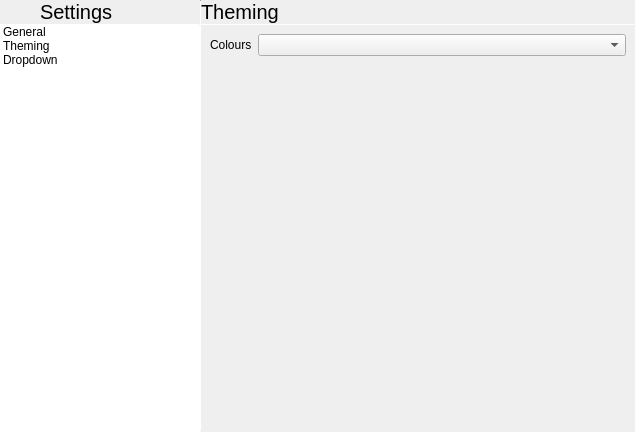
Before: the Qt Designer form terminal/settingswindow.ui in theCheeseboard/theterminal, drawn with Qt 5.
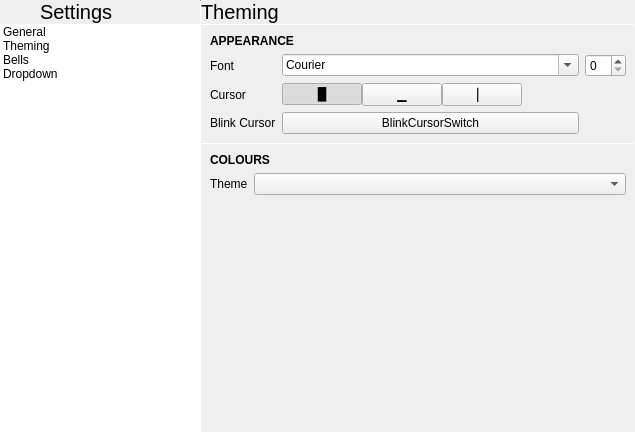
After: the same form once the commit is applied. The open tabs and pages were chosen to show the change. Icons and pictures are not drawn. Custom widgets are drawn as their Qt base class.

Patch:
```diff
--- a/terminal/settingswindow.ui
+++ b/terminal/settingswindow.ui
@@ -136,8 +136,10 @@
          <property name="text">
           <string>Theming</string>
          </property>
-         <property name="icon">
-          <iconset theme="draw-brush"/>
+        </item>
+        <item>
+         <property name="text">
+          <string>Bells</string>
          </property>
         </item>
         <item>
@@ -375,53 +377,509 @@
           </widget>
          </item>
          <item>
-          <layout class="QGridLayout" name="gridLayout_2">
-           <property name="leftMargin">
-            <number>9</number>
+          <widget class="QScrollArea" name="themingScrollArea">
+           <property name="frameShape">
+            <enum>QFrame::NoFrame</enum>
            </property>
-           <property name="topMargin">
-            <number>9</number>
+           <property name="widgetResizable">
+            <bool>true</bool>
            </property>
-           <property name="rightMargin">
-            <number>9</number>
+           <widget class="QWidget" name="scrollAreaWidgetContents">
+            <property name="geometry">
+             <rect>
+              <x>0</x>
+              <y>0</y>
+              <width>432</width>
+              <height>387</height>
+             </rect>
+            </property>
+            <layout class="QVBoxLayout" name="verticalLayout_5">
+             <property name="spacing">
+              <number>0</number>
+             </property>
+             <property name="leftMargin">
+              <number>0</number>
+             </property>
+             <property name="topMargin">
+              <number>0</number>
+             </property>
+             <property name="rightMargin">
+              <number>0</number>
+             </property>
+             <property name="bottomMargin">
+              <number>0</number>
+             </property>
+             <item>
+              <layout class="QGridLayout" name="gridLayout_4">
+               <property name="leftMargin">
+                <number>9</number>
+               </property>
+               <property name="topMargin">
+                <number>9</number>
+               </property>
+               <property name="rightMargin">
+                <number>9</number>
+               </property>
+               <property name="bottomMargin">
+                <number>9</number>
+               </property>
+               <property name="spacing">
+                <number>6</number>
+               </property>
+               <item row="2" column="1" colspan="2">
+                <widget class="QWidget" name="widget" native="true">
+                 <layout class="QHBoxLayout" name="horizontalLayout_4">
+                  <property name="spacing">
+                   <number>0</number>
+                  </property>
+                  <property name="leftMargin">
+                   <number>0</number>
+                  </property>
+                  <property name="topMargin">
+                   <number>0</number>
+                  </property>
+                  <property name="rightMargin">
+                   <number>0</number>
+                  </property>
+                  <property name="bottomMargin">
+                   <number>0</number>
+                  </property>
+                  <item>
+                   <widget class="QPushButton" name="blockCursor">
+                    <property name="text">
+                     <string notr="true">█</string>
+                    </property>
+                    <property name="checkable">
+                     <bool>true</bool>
+                    </property>
+                    <property name="checked">
+                     <bool>true</bool>
+                    </property>
+                    <property name="autoExclusive">
+                     <bool>true</bool>
+                    </property>
+                   </widget>
+                  </item>
+                  <item>
+                   <widget class="QPushButton" name="underlineCursor">
+                    <property name="text">
+                     <string>▁</string>
+                    </property>
+                    <property name="checkable">
+                     <bool>true</bool>
+                    </property>
+                    <property name="autoExclusive">
+                     <bool>true</bool>
+                    </property>
+                   </widget>
+                  </item>
+                  <item>
+                   <widget class="QPushButton" name="ibeamCursor">
+                    <property name="text">
+                     <string>▏</string>
+                    </property>
+                    <property name="checkable">
+                     <bool>true</bool>
+                    </property>
+                    <property name="autoExclusive">
+                     <bool>true</bool>
+                    </property>
+                   </widget>
+                  </item>
+                  <item>
+                   <spacer name="horizontalSpacer">
+                    <property name="orientation">
+                     <enum>Qt::Horizontal</enum>
+                    </property>
+                    <property name="sizeHint" stdset="0">
+                     <size>
+                      <width>40</width>
+                      <height>20</height>
+                     </size>
+                    </property>
+                   </spacer>
+                  </item>
+                 </layout>
+                </widget>
+               </item>
+               <item row="1" column="0">
+                <widget class="QLabel" name="label_12">
+                 <property name="text">
+                  <string>Font</string>
+                 </property>
+                </widget>
+               </item>
+               <item row="1" column="1">
+                <widget class="QFontComboBox" name="fontComboBox">
+                 <property name="sizePolicy">
+                  <sizepolicy hsizetype="Expanding" vsizetype="Fixed">
+                   <horstretch>0</horstretch>
+                   <verstretch>0</verstretch>
+                  </sizepolicy>
+                 </property>
+                 <property name="fontFilters">
+                  <set>QFontComboBox::MonospacedFonts</set>
+                 </property>
+                 <property name="currentFont">
+                  <font>
+                   <family>Hack</family>
+                  </font>
+                 </property>
+                </widget>
+               </item>
+               <item row="2" column="0">
+                <widget class="QLabel" name="label_13">
+                 <property name="text">
+                  <string>Cursor</string>
+                 </property>
+                </widget>
+               </item>
+               <item row="1" column="2">
+                <widget class="QSpinBox" name="currentFontSize"/>
+               </item>
+               <item row="0" column="0" colspan="3">
+                <widget class="QLabel" name="label_11">
+                 <property name="font">
+                  <font>
+                   <weight>75</weight>
+                   <bold>true</bold>
+                  </font>
+                 </property>
+                 <property name="text">
+                  <string>APPEARANCE</string>
+                 </property>
+                </widget>
+               </item>
+               <item row="3" column="0">
+                <widget class="QLabel" name="label_14">
+                 <property name="text">
+                  <string>Blink Cursor</string>
+                 </property>
+                </widget>
+               </item>
+               <item row="3" column="1">
+                <widget class="tSwitch" name="blinkCursorSwitch">
+                 <property name="text">
+                  <string notr="true">BlinkCursorSwitch</string>
+                 </property>
+                </widget>
+               </item>
+              </layout>
+             </item>
+             <item>
+              <widget class="Line" name="line_6">
+               <property name="maximumSize">
+                <size>
+                 <width>16777215</width>
+                 <height>1</height>
+                </size>
+               </property>
+               <property name="orientation">
+                <enum>Qt::Horizontal</enum>
+               </property>
+              </widget>
+             </item>
+             <item>
+              <layout class="QGridLayout" name="gridLayout_2">
+               <property name="leftMargin">
+                <number>9</number>
+               </property>
+               <property name="topMargin">
+                <number>9</number>
+               </property>
+               <property name="rightMargin">
+                <number>9</number>
+               </property>
+               <property name="bottomMargin">
+                <number>9</number>
+               </property>
+               <property name="spacing">
+                <number>6</number>
+               </property>
+               <item row="1" column="0">
+                <widget class="QLabel" name="label_8">
+                 <property name="text">
+                  <string>Theme</string>
+                 </property>
+                </widget>
+               </item>
+               <item row="2" column="0">
+                <spacer name="verticalSpacer_3">
+                 <property name="orientation">
+                  <enum>Qt::Vertical</enum>
+                 </property>
+                 <property name="sizeHint" stdset="0">
+                  <size>
+                   <width>20</width>
+                   <height>40</height>
+                  </size>
+                 </property>
+                </spacer>
+               </item>
+               <item row="0" column="0" colspan="2">
+                <widget class="QLabel" name="label_10">
+                 <property name="font">
+                  <font>
+                   <weight>75</weight>
+                   <bold>true</bold>
+                  </font>
+                 </property>
+                 <property name="text">
+                  <string>COLOURS</string>
+                 </property>
+                </widget>
+               </item>
+               <item row="1" column="1">
+                <widget class="QComboBox" name="coloursComboBox">
+                 <property name="sizePolicy">
+                  <sizepolicy hsizetype="Expanding" vsizetype="Fixed">
+                   <horstretch>0</horstretch>
+                   <verstretch>0</verstretch>
+                  </sizepolicy>
+                 </property>
+                </widget>
+               </item>
+              </layout>
+             </item>
+            </layout>
+           </widget>
+          </widget>
+         </item>
+        </layout>
+       </widget>
+       <widget class="QWidget" name="page_4">
+        <layout class="QVBoxLayout" name="verticalLayout_6">
+         <property name="spacing">
+          <number>0</number>
+         </property>
+         <property name="leftMargin">
+          <number>0</number>
+         </property>
+         <property name="topMargin">
+          <number>0</number>
+         </property>
+         <property name="rightMargin">
+          <number>0</number>
+         </property>
+         <property name="bottomMargin">
+          <number>0</number>
+         </property>
+         <item>
+          <widget class="QLabel" name="label_15">
+           <property name="font">
+            <font>
+             <pointsize>15</pointsize>
+            </font>
            </property>
-           <property name="bottomMargin">
+           <property name="text">
+            <string>Bells</string>
+           </property>
+           <property name="margin">
             <number>9</number>
            </property>
-           <property name="spacing">
-            <number>6</number>
+          </widget>
+         </item>
+         <item>
+          <widget class="Line" name="line_7">
+           <property name="orientation">
+            <enum>Qt::Horizontal</enum>
            </property>
-           <item row="0" column="0">
-            <widget class="QLabel" name="label_8">
-             <property name="text">
-              <string>Colours</string>
+          </widget>
+         </item>
+         <item>
+          <widget class="QScrollArea" name="scrollArea">
+           <property name="frameShape">
+            <enum>QFrame::NoFrame</enum>
+           </property>
+           <property name="widgetResizable">
+            <bool>true</bool>
+           </property>
+           <widget class="QWidget" name="scrollAreaWidgetContents_2">
+            <property name="geometry">
+             <rect>
+              <x>0</x>
+              <y>0</y>
+              <width>432</width>
+              <height>385</height>
+             </rect>
+            </property>
+            <layout class="QVBoxLayout" name="verticalLayout_7">
+             <property name="spacing">
+              <number>0</number>
              </property>
-            </widget>
-           </item>
-           <item row="0" column="1">
-            <widget class="QComboBox" name="coloursComboBox">
-             <property name="sizePolicy">
-              <sizepolicy hsizetype="Expanding" vsizetype="Fixed">
-               <horstretch>0</horstretch>
-               <verstretch>0</verstretch>
-              </sizepolicy>
+             <property name="leftMargin">
+              <number>0</number>
              </property>
-            </widget>
-           </item>
-           <item row="1" column="0">
-            <spacer name="verticalSpacer_3">
-             <property name="orientation">
-              <enum>Qt::Vertical</enum>
+             <property name="topMargin">
+              <number>0</number>
              </property>
-             <property name="sizeHint" stdset="0">
-              <size>
-               <width>20</width>
-               <height>40</height>
-              </size>
+             <property name="rightMargin">
+              <number>0</number>
              </property>
-            </spacer>
-           </item>
-          </layout>
+             <property name="bottomMargin">
+              <number>0</number>
+             </property>
+             <item>
+              <layout class="QGridLayout" name="gridLayout_5">
+               <property name="leftMargin">
+                <number>9</number>
+               </property>
+               <property name="topMargin">
+                <number>9</number>
+               </property>
+               <property name="rightMargin">
+                <number>9</number>
+               </property>
+               <property name="bottomMargin">
+                <number>9</number>
+               </property>
+               <property name="spacing">
+                <number>6</number>
+               </property>
+               <item row="1" column="1">
+                <widget class="tSwitch" name="bellActiveSoundSwitch">
+                 <property name="text">
+                  <string notr="true">BellActiveSoundSwitch</string>
+                 </property>
+                </widget>
+               </item>
+               <item row="1" column="0">
+                <widget class="QLabel" name="label_17">
+                 <property name="text">
+                  <string>Play Sound</string>
+                 </property>
+                </widget>
+               </item>
+               <item row="1" column="2">
+                <spacer name="horizontalSpacer_2">
+                 <property name="orientation">
+                  <enum>Qt::Horizontal</enum>
+                 </property>
+                 <property name="sizeHint" stdset="0">
+                  <size>
+                   <width>40</width>
+                   <height>20</height>
+                  </size>
+                 </property>
+                </spacer>
+               </item>
+               <item row="0" column="0" colspan="3">
+                <widget class="QLabel" name="label_16">
+                 <property name="font">
+                  <font>
+                   <weight>75</weight>
+                   <bold>true</bold>
+                  </font>
+                 </property>
+                 <property name="text">
+                  <string>ACTIVE TERMINAL</string>
+                 </property>
+                </widget>
+               </item>
+              </layout>
+             </item>
+             <item>
+              <widget class="Line" name="line_8">
+               <property name="maximumSize">
+                <size>
+                 <width>16777215</width>
+                 <height>1</height>
+                </size>
+               </property>
+               <property name="orientation">
+                <enum>Qt::Horizontal</enum>
+               </property>
+              </widget>
+             </item>
+             <item>
+              <layout class="QGridLayout" name="gridLayout_6">
+               <property name="leftMargin">
+                <number>9</number>
+               </property>
+               <property name="topMargin">
+                <number>9</number>
+               </property>
+               <property name="rightMargin">
+                <number>9</number>
+               </property>
+               <property name="bottomMargin">
+                <number>9</number>
+               </property>
+               <property name="spacing">
+                <number>6</number>
+               </property>
+               <item row="2" column="1">
+                <widget class="tSwitch" name="bellInactiveNotificationSwitch">
+                 <property name="text">
+                  <string notr="true">BellInactiveNotificationSwitch</string>
+                 </property>
+                </widget>
+               </item>
+               <item row="1" column="0">
+                <widget class="QLabel" name="label_19">
+                 <property name="text">
+                  <string>Play Sound</string>
+                 </property>
+                </widget>
+               </item>
+               <item row="2" column="0">
+                <widget class="QLabel" name="label_20">
+                 <property name="text">
+                  <string>Send Notification</string>
+                 </property>
+                </widget>
+               </item>
+               <item row="1" column="1">
+                <widget class="tSwitch" name="bellInactiveSoundSwitch">
+                 <property name="text">
+                  <string>BellInactiveSoundSwitch</string>
+                 </property>
+                </widget>
+               </item>
+               <item row="1" column="2">
+                <spacer name="horizontalSpacer_3">
+                 <property name="orientation">
+                  <enum>Qt::Horizontal</enum>
+                 </property>
+                 <property name="sizeHint" stdset="0">
+                  <size>
+                   <width>40</width>
+                   <height>20</height>
+                  </size>
+                 </property>
+                </spacer>
+               </item>
+               <item row="0" column="0" colspan="3">
+                <widget class="QLabel" name="label_18">
+                 <property name="font">
+                  <font>
+                   <weight>75</weight>
+                   <bold>true</bold>
+                  </font>
+                 </property>
+                 <property name="text">
+                  <string>INACTIVE TERMINAL</string>
+                 </property>
+                </widget>
+               </item>
+              </layout>
+             </item>
+             <item>
+              <spacer name="verticalSpacer_4">
+               <property name="orientation">
+                <enum>Qt::Vertical</enum>
+               </property>
+               <property name="sizeHint" stdset="0">
+                <size>
+                 <width>20</width>
+                 <height>40</height>
+                </size>
+               </property>
+              </spacer>
+             </item>
+            </layout>
+           </widget>
+          </widget>
          </item>
         </layout>
        </widget>
@@ -543,6 +1001,13 @@
    </item>
   </layout>
  </widget>
+ <customwidgets>
+  <customwidget>
+   <class>tSwitch</class>
+   <extends>QPushButton</extends>
+   <header location="global">tswitch.h</header>
+  </customwidget>
+ </customwidgets>
  <resources/>
  <connections/>
 </ui>
```
Left out of the diff: 10 changed lines with no effect on the pictures.
